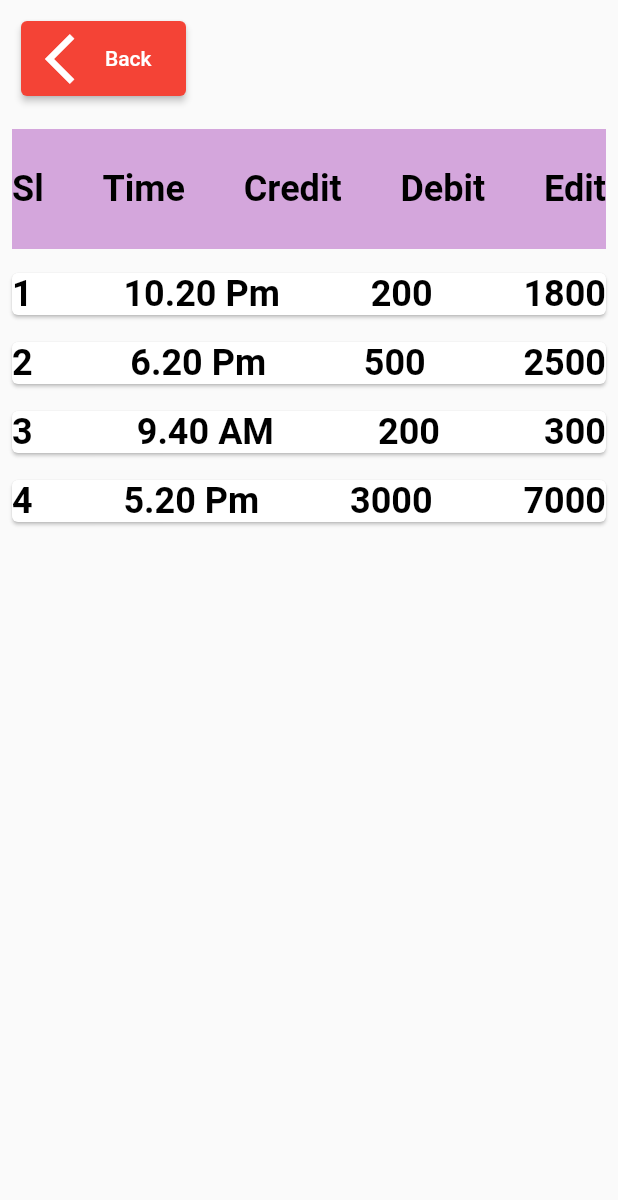
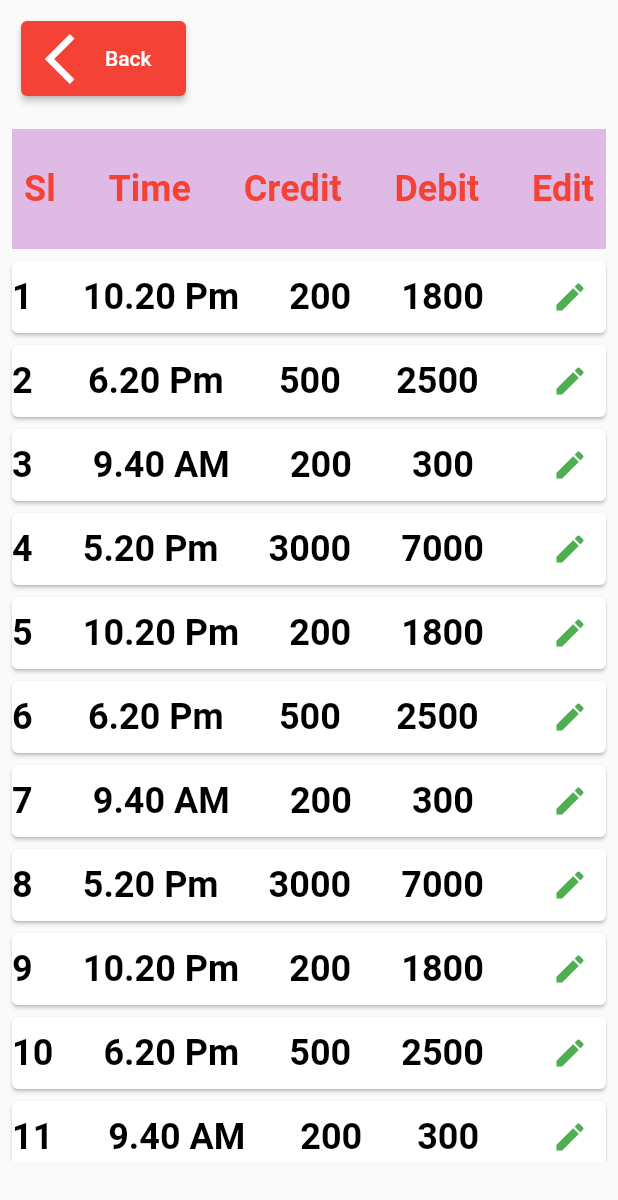
Before and after one commit to jakir03222/fast_app, a Flutter app: the TotalBuclansList screen opened by its route, on a phone screen of 412 x 824 dp. Shown: the top 1200 px of the screen. Run offline on Flutter 3.47's test engine with Material 2 defaults, Android fonts, the phone set to English and light mode, and no system bars; our stand-ins replace go_router.

Commit message:
text_commit

```diff
--- /dev/null
+++ b/lib/DataSource/list_of_map_data.dart
@@ -0,0 +1,228 @@
+class DataSource {
+  static List<Map<String, dynamic>?>? totla = [
+    {
+      "id": 1,
+      "time": "10.20 Pm",
+      "total": 2000,
+      "credit": 200,
+      "debit": 1800,
+    },
+    {
+      "id": 2,
+      "time": "6.20 Pm",
+      "total": 3000,
+      "credit": 500,
+      "debit": 2500,
+    },
+    {
+      "id": 3,
+      "time": "9.40 AM",
+      "total": 500,
+      "credit": 200,
+      "debit": 300,
+    },
+    {
+      "id": 4,
+      "time": "5.20 Pm",
+      "total": 10000,
+      "credit": 3000,
+      "debit": 7000,
+    },
+    {
+      "id": 5,
+      "time": "10.20 Pm",
+      "total": 2000,
+      "credit": 200,
+      "debit": 1800,
+    },
+    {
+      "id": 6,
+      "time": "6.20 Pm",
+      "total": 3000,
+      "credit": 500,
+      "debit": 2500,
+    },
+    {
+      "id": 7,
+      "time": "9.40 AM",
+      "total": 500,
+      "credit": 200,
+      "debit": 300,
+    },
+    {
+      "id": 8,
+      "time": "5.20 Pm",
+      "total": 10000,
+      "credit": 3000,
+      "debit": 7000,
+    },
+    {
+      "id": 9,
+      "time": "10.20 Pm",
+      "total": 2000,
+      "credit": 200,
+      "debit": 1800,
+    },
+    {
+      "id": 10,
+      "time": "6.20 Pm",
+      "total": 3000,
+      "credit": 500,
+      "debit": 2500,
+    },
+    {
+      "id": 11,
+      "time": "9.40 AM",
+      "total": 500,
+      "credit": 200,
+      "debit": 300,
+    },
+    {
+      "id": 12,
+      "time": "5.20 Pm",
+      "total": 10000,
+      "credit": 3000,
+      "debit": 7000,
+    },
+    {
+      "id": 13,
+      "time": "10.20 Pm",
+      "total": 2000,
+      "credit": 200,
+      "debit": 1800,
+    },
+    {
+      "id": 14,
+      "time": "6.20 Pm",
+      "total": 3000,
+      "credit": 500,
+      "debit": 2500,
+    },
+    {
+      "id": 15,
+      "time": "9.40 AM",
+      "total": 500,
+      "credit": 200,
+      "debit": 300,
+    },
+    {
+      "id": 16,
+      "time": "5.20 Pm",
+      "total": 10000,
+      "credit": 3000,
+      "debit": 7000,
+    },
+    {
+      "id": 17,
+      "time": "10.20 Pm",
+      "total": 2000,
+      "credit": 200,
+      "debit": 1800,
+    },
+    {
+      "id": 18,
+      "time": "6.20 Pm",
+      "total": 3000,
+      "credit": 500,
+      "debit": 2500,
+    },
+    {
+      "id": 19,
+      "time": "9.40 AM",
+      "total": 500,
+      "credit": 200,
+      "debit": 300,
+    },
+    {
+      "id": 20,
+      "time": "5.20 Pm",
+      "total": 10000,
+      "credit": 3000,
+      "debit": 7000,
+    },
+    {
+      "id": 21,
+      "time": "10.20 Pm",
+      "total": 2000,
+      "credit": 200,
+      "debit": 1800,
+    },
+    {
+      "id": 22,
+      "time": "6.20 Pm",
+      "total": 3000,
+      "credit": 500,
+      "debit": 2500,
+    },
+    {
+      "id": 23,
+      "time": "9.40 AM",
+      "total": 500,
+      "credit": 200,
+      "debit": 300,
+    },
+    {
+      "id": 24,
+      "time": "5.20 Pm",
+      "total": 10000,
+      "credit": 3000,
+      "debit": 7000,
+    },
+    {
+      "id": 25,
+      "time": "10.20 Pm",
+      "total": 2000,
+      "credit": 200,
+      "debit": 1800,
+    },
+    {
+      "id": 26,
+      "time": "6.20 Pm",
+      "total": 3000,
+      "credit": 500,
+      "debit": 2500,
+    },
+    {
+      "id": 27,
+      "time": "9.40 AM",
+      "total": 500,
+      "credit": 200,
+      "debit": 300,
+    },
+    {
+      "id": 28,
+      "time": "5.20 Pm",
+      "total": 10000,
+      "credit": 3000,
+      "debit": 7000,
+    },
+    {
+      "id": 29,
+      "time": "10.20 Pm",
+      "total": 2000,
+      "credit": 200,
+      "debit": 1800,
+    },
+    {
+      "id": 30,
+      "time": "6.20 Pm",
+      "total": 3000,
+      "credit": 500,
+      "debit": 2500,
+    },
+    {
+      "id": 31,
+      "time": "9.40 AM",
+      "total": 500,
+      "credit": 200,
+      "debit": 300,
+    },
+    {
+      "id": 32,
+      "time": "5.20 Pm",
+      "total": 10000,
+      "credit": 3000,
+      "debit": 7000,
+    },
+  ];
+}
--- a/lib/Go_Router/rout_magager.dart
+++ b/lib/Go_Router/rout_magager.dart
@@ -1,7 +1,8 @@
 import 'package:ait_account/Pages/home_page.dart';
+import 'package:ait_account/Pages/login_page.dart';
+import 'package:ait_account/Pages/sinup_page.dart';
 import 'package:flutter/material.dart';
 import 'package:ait_account/Pages/add_belunce.dart';
-
 import 'package:ait_account/Pages/profile_page.dart';
 import 'package:ait_account/Pages/total_belunce_list.dart';
 import 'package:go_router/go_router.dart';
@@ -10,21 +11,20 @@ class RoutManager {
   static final GoRouter routerCronfagmanager = GoRouter(
     routes: <RouteBase>[
       GoRoute(
-        name: RouterPathManager.addBelunce,
-        path: RouterPathManager.addBelunce,
-        builder: (BuildContext context, GoRouterState state) =>
-            const AddBlunceList(),
+        name: RouterPathManager.loginPage,
+        path: RouterPathManager.loginPage,
+        builder: (BuildContext context, GoRouterState state) => LoginPage(),
         routes: <RouteBase>[
           GoRoute(
             path: RouterPathManager.homePage,
             name: RouterPathManager.homePage,
             builder: (BuildContext context, GoRouterState state) => HomePage(),
-            // routes: [
-            //   GoRoute(
-            //     path: RouterPathManager.addBelunce,
-            //     name: RouterPathManager.addBelunce,
-            //     builder: (BuildContext context, GoRouterState state) =>
-            //         const AddBlunceList(),
+            routes: [
+              GoRoute(
+                path: RouterPathManager.addBelunce,
+                name: RouterPathManager.addBelunce,
+                builder: (BuildContext context, GoRouterState state) =>
+                    const AddBlunceList(),
                 routes: [
                   GoRoute(
                     path: RouterPathManager.totlabulancepage,
@@ -36,6 +36,15 @@ class RoutManager {
                         path: RouterPathManager.profilePage,
                         name: RouterPathManager.profilePage,
                         builder: (context, state) => const ProfilePage(),
+                        routes: [
+                          GoRoute(
+                            path: RouterPathManager.singupPage,
+                            name: RouterPathManager.singupPage,
+                            builder: (context, state) => const SinupPage(),
+                          )
+                        ],
+                      ),
+                    ],
                   ),
                 ],
               ),
@@ -48,10 +57,10 @@ class RoutManager {
 }
 
 abstract class RouterPathManager {
-  static String addBelunce = "/";
-  static String loginPage = 'loginpage';
+  static String loginPage = '/';
+  static String addBelunce = "addbelunce";
   static String homePage = "homepage";
-
+  static String singupPage = "singupPage";
   static String totlabulancepage = 'totalbulance';
   static String profilePage = "profilepage";
 }
--- a/lib/Pages/total_belunce_list.dart
+++ b/lib/Pages/total_belunce_list.dart
@@ -1,70 +1,17 @@
+import 'package:ait_account/DataSource/list_of_map_data.dart';
 import 'package:ait_account/Go_Router/rout_magager.dart';
 import 'package:ait_account/Widget/input_title_text.dart';
 import 'package:flutter/material.dart';
 import 'package:go_router/go_router.dart';
 
 // ignore: must_be_immutable
-class TotalBuclansList extends StatefulWidget {
-
-
+ class TotalBuclansList extends StatelessWidget {
   const TotalBuclansList({super.key});
-
-  @override
-  State<TotalBuclansList> createState() => _TotalBuclansListState();
-}
-
-class _TotalBuclansListState extends State<TotalBuclansList> {
-    DateTime selectedDate = DateTime.now();
-
-    Future<void> _selectDate(BuildContext context) async {
-    final DateTime? picked = await showDatePicker(
-      context: context,
-      initialDate: selectedDate,
-      firstDate: DateTime(2000),
-      lastDate: DateTime(2101),
-    );
-
-    if (picked != null && picked != selectedDate) {
-      setState(() {
-        selectedDate = picked;
-      });
-    }
-  }
-
   @override
   Widget build(BuildContext context) {
-    List<Map<String, dynamic>?>? totla = [
-      {
-        "id": 1,
-        "time": "10.20 Pm",
-        "total": 2000,
-        "credit": 200,
-        "debit": 1800,
-      },
-      {
-        "id": 2,
-        "time": "6.20 Pm",
-        "total": 3000,
-        "credit": 500,
-        "debit": 2500,
-      },
-      {
-        "id": 3,
-        "time": "9.40 AM",
-        "total": 500,
-        "credit": 200,
-        "debit": 300,
-      },
-      {
-        "id": 4,
-        "time": "5.20 Pm",
-        "total": 10000,
-        "credit": 3000,
-        "debit": 7000,
-      },
-    ];
     return Scaffold(
-      body: Column(
+      body: SingleChildScrollView(
+        child: Column(
           crossAxisAlignment: CrossAxisAlignment.start,
           children: [
             Padding(
@@ -97,48 +44,60 @@ class _TotalBuclansListState extends State<TotalBuclansList> {
               padding: const EdgeInsets.all(8.0),
               child: Container(
                 height: 80,
-              color: Colors.purple.withOpacity(0.4),
+                color: Colors.purple.withOpacity(0.3),
                 width: double.infinity,
+                child: Padding(
+                  padding: const EdgeInsets.symmetric(horizontal: 8.0),
                   child: Row(
                     mainAxisAlignment: MainAxisAlignment.spaceBetween,
                     children: [
-                  InputTitleText(text: "Sl", color: Colors.black),
-                  InputTitleText(text: "Time", color: Colors.black),
-                  InputTitleText(text: "Credit", color: Colors.black),
-                  InputTitleText(text: "Debit", color: Colors.black),
-                  InputTitleText(text: "Edit", color: Colors.black),
+                      InputTitleText(text: "Sl", color: Colors.red),
+                      InputTitleText(text: "Time", color: Colors.red),
+                      InputTitleText(text: "Credit", color: Colors.red),
+                      InputTitleText(text: "Debit", color: Colors.red),
+                      InputTitleText(text: "Edit", color: Colors.red),
                     ],
                   ),
                 ),
               ),
-          SingleChildScrollView(
+            ),
+            SizedBox(
+              width: double.infinity,
+              height: 600.0,
               child: ListView.builder(
                 shrinkWrap: true,
-              itemCount: totla.length,
+                itemCount: DataSource.totla!.length,
                 itemBuilder: (BuildContext context, int index) => Padding(
-                padding: const EdgeInsets.all(8.0),
+                  padding: const EdgeInsets.symmetric(horizontal: 8.0),
                   child: Card(
-                  margin: const EdgeInsets.only(bottom: 2.0),
+                    margin: const EdgeInsets.only(bottom: 8.0),
                     child: Row(
                       mainAxisAlignment: MainAxisAlignment.spaceBetween,
                       crossAxisAlignment: CrossAxisAlignment.center,
                       children: [
                         InputTitleText(
-                          text: totla[index]!["id"].toString(),
+                            text: DataSource.totla![index]!["id"].toString(),
                             color: Colors.black),
 
                         ///
                         ///
                         ///
                         InputTitleText(
-                          text: totla[index]!["time"].toString(),
+                            text: DataSource.totla![index]!["time"].toString(),
                             color: Colors.black),
                         InputTitleText(
-                          text: totla[index]!["credit"].toString(),
+                            text:
+                                DataSource.totla![index]!["credit"].toString(),
                             color: Colors.black),
                         InputTitleText(
-                          text: totla[index]!["debit"].toString(),
+                            text: DataSource.totla![index]!["debit"].toString(),
                             color: Colors.black),
+                        IconButton(
+                            onPressed: () {},
+                            icon: const Icon(
+                              Icons.edit,
+                              color: Colors.green,
+                            ))
                       ],
                     ),
                   ),
@@ -147,6 +106,7 @@ class _TotalBuclansListState extends State<TotalBuclansList> {
             )
           ],
         ),
+      ),
     );
   }
 }
```
Also changed, not shown: lib/Pages/login_page.dart (+6 -11 lines), lib/Pages/sinup_page.dart (+33 -23 lines), lib/Widget/bottemNavigator_bar.dart (+7 -8 lines), lib/Widget/login_singup_page.dart (+39 -7 lines), lib/Widget/singup_button.dart (added, +36 -0 lines), lib/Widget/user_input.dart (+42 -22 lines), assets/time_image.png (added). Lines whose indentation alone changed are shown as unchanged.
